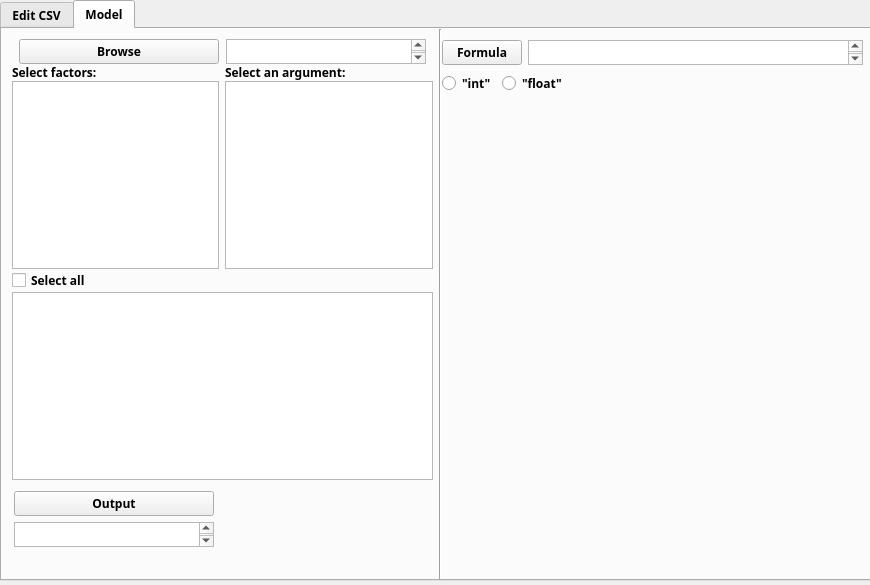
First picture: the form in src/raw/gui_model_raw.ui, repository Birewon/Augur, before the edit.
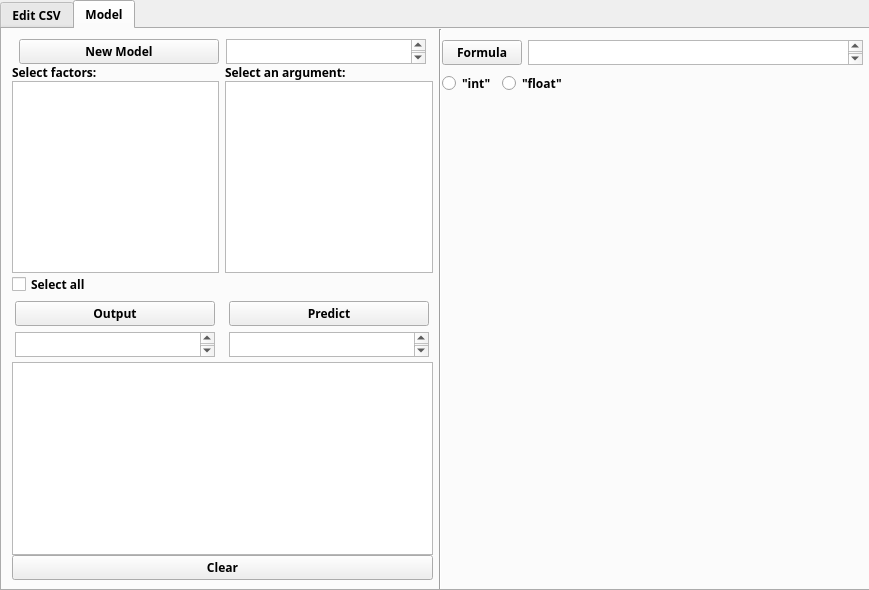
Second picture: the form after the edit.

Commit message:
Basic interface for model field
1. Redirecting print and warnings to STATUS_TEXT and STATUS_TEXT_MODEL
2. New buttons: browse_new_model, output_model, predict_model
3. New raw.ui (with model field)

```diff
--- a/src/raw/gui_model_raw.ui
+++ b/src/raw/gui_model_raw.ui
@@ -9,8 +9,8 @@
    <rect>
     <x>0</x>
     <y>0</y>
-    <width>870</width>
-    <height>585</height>
+    <width>869</width>
+    <height>590</height>
    </rect>
   </property>
   <property name="font">
@@ -37,7 +37,7 @@
       <x>0</x>
       <y>0</y>
       <width>871</width>
-      <height>581</height>
+      <height>591</height>
      </rect>
     </property>
     <property name="cursor">
@@ -487,20 +487,20 @@
         <x>430</x>
         <y>0</y>
         <width>16</width>
-        <height>551</height>
+        <height>561</height>
        </rect>
       </property>
       <property name="orientation">
        <enum>Qt::Vertical</enum>
       </property>
      </widget>
-     <widget class="QWidget" name="">
+     <widget class="QWidget" name="layoutWidget">
       <property name="geometry">
        <rect>
         <x>10</x>
         <y>10</y>
         <width>421</width>
-        <height>441</height>
+        <height>541</height>
        </rect>
       </property>
       <layout class="QGridLayout" name="gridLayout_9">
@@ -510,20 +510,94 @@
        <property name="verticalSpacing">
         <number>0</number>
        </property>
-       <item row="1" column="0">
-        <layout class="QGridLayout" name="gridLayout">
+       <item row="3" column="0">
+        <layout class="QGridLayout" name="gridLayout_13">
+         <property name="topMargin">
+          <number>5</number>
+         </property>
+         <property name="bottomMargin">
+          <number>5</number>
+         </property>
+         <property name="verticalSpacing">
+          <number>6</number>
+         </property>
          <item row="0" column="0">
-          <widget class="QLabel" name="model_label_factors">
+          <widget class="QPushButton" name="model_button_output">
+           <property name="maximumSize">
+            <size>
+             <width>200</width>
+             <height>25</height>
+            </size>
+           </property>
            <property name="text">
-            <string>Select factors:</string>
+            <string>Output</string>
            </property>
           </widget>
          </item>
          <item row="1" column="0">
-          <widget class="QListWidget" name="model_listwidget_factors"/>
+          <widget class="QPlainTextEdit" name="model_plaintext_output">
+           <property name="maximumSize">
+            <size>
+             <width>200</width>
+             <height>25</height>
+            </size>
+           </property>
+           <property name="cursor" stdset="0">
+            <cursorShape>ForbiddenCursor</cursorShape>
+           </property>
+           <property name="readOnly">
+            <bool>true</bool>
+           </property>
+          </widget>
          </item>
         </layout>
        </item>
+       <item row="0" column="0" colspan="2">
+        <layout class="QGridLayout" name="gridLayout_8">
+         <property name="sizeConstraint">
+          <enum>QLayout::SetNoConstraint</enum>
+         </property>
+         <item row="0" column="1">
+          <widget class="QPlainTextEdit" name="model_plaintext_browse_new_model">
+           <property name="maximumSize">
+            <size>
+             <width>200</width>
+             <height>25</height>
+            </size>
+           </property>
+           <property name="cursor" stdset="0">
+            <cursorShape>ForbiddenCursor</cursorShape>
+           </property>
+           <property name="readOnly">
+            <bool>true</bool>
+           </property>
+          </widget>
+         </item>
+         <item row="0" column="0">
+          <widget class="QPushButton" name="model_button_browse_new_model">
+           <property name="maximumSize">
+            <size>
+             <width>200</width>
+             <height>25</height>
+            </size>
+           </property>
+           <property name="text">
+            <string>New Model</string>
+           </property>
+          </widget>
+         </item>
+        </layout>
+       </item>
+       <item row="2" column="0">
+        <widget class="QCheckBox" name="model_checkbox_select_all">
+         <property name="enabled">
+          <bool>true</bool>
+         </property>
+         <property name="text">
+          <string>Select all</string>
+         </property>
+        </widget>
+       </item>
        <item row="1" column="1">
         <layout class="QGridLayout" name="gridLayout_5">
          <item row="0" column="0">
@@ -538,87 +612,79 @@
          </item>
         </layout>
        </item>
-       <item row="2" column="0">
-        <widget class="QCheckBox" name="model_checkbox_select_all">
-         <property name="enabled">
-          <bool>true</bool>
-         </property>
-         <property name="text">
-          <string>Select all</string>
-         </property>
-        </widget>
-       </item>
-       <item row="3" column="0" colspan="2">
-        <widget class="QPlainTextEdit" name="model_status"/>
-       </item>
-       <item row="0" column="0" colspan="2">
-        <layout class="QGridLayout" name="gridLayout_8">
-         <property name="sizeConstraint">
-          <enum>QLayout::SetNoConstraint</enum>
-         </property>
-         <item row="0" column="1">
-          <widget class="QPlainTextEdit" name="model_plaintext_browse">
-           <property name="maximumSize">
-            <size>
-             <width>200</width>
-             <height>25</height>
-            </size>
-           </property>
-          </widget>
-         </item>
-         <item row="0" column="0">
-          <widget class="QPushButton" name="model_button_browse">
-           <property name="maximumSize">
-            <size>
-             <width>200</width>
-             <height>25</height>
-            </size>
-           </property>
-           <property name="text">
-            <string>Browse</string>
-           </property>
-          </widget>
-         </item>
-        </layout>
-       </item>
-      </layout>
-     </widget>
-     <widget class="QWidget" name="">
-      <property name="geometry">
-       <rect>
-        <x>11</x>
-        <y>462</y>
-        <width>202</width>
-        <height>57</height>
-       </rect>
-      </property>
-      <layout class="QGridLayout" name="gridLayout_13">
-       <item row="0" column="0">
-        <widget class="QPushButton" name="model_button_output">
-         <property name="maximumSize">
-          <size>
-           <width>200</width>
-           <height>25</height>
-          </size>
-         </property>
-         <property name="text">
-          <string>Output</string>
-         </property>
-        </widget>
-       </item>
        <item row="1" column="0">
-        <widget class="QPlainTextEdit" name="model_plaintext_output">
-         <property name="maximumSize">
-          <size>
-           <width>200</width>
-           <height>25</height>
-          </size>
+        <layout class="QGridLayout" name="gridLayout">
+         <item row="0" column="0">
+          <widget class="QLabel" name="model_label_factors">
+           <property name="text">
+            <string>Select factors:</string>
+           </property>
+          </widget>
+         </item>
+         <item row="1" column="0">
+          <widget class="QListWidget" name="model_listwidget_factors"/>
+         </item>
+        </layout>
+       </item>
+       <item row="3" column="1">
+        <layout class="QGridLayout" name="gridLayout_17" rowstretch="0,0" columnstretch="0">
+         <property name="topMargin">
+          <number>5</number>
+         </property>
+         <property name="bottomMargin">
+          <number>5</number>
+         </property>
+         <property name="spacing">
+          <number>6</number>
+         </property>
+         <item row="0" column="0">
+          <widget class="QPushButton" name="model_button_browse_predict">
+           <property name="maximumSize">
+            <size>
+             <width>200</width>
+             <height>25</height>
+            </size>
+           </property>
+           <property name="text">
+            <string>Predict</string>
+           </property>
+          </widget>
+         </item>
+         <item row="1" column="0">
+          <widget class="QPlainTextEdit" name="model_plaintext_predict_path">
+           <property name="maximumSize">
+            <size>
+             <width>200</width>
+             <height>25</height>
+            </size>
+           </property>
+           <property name="cursor" stdset="0">
+            <cursorShape>ForbiddenCursor</cursorShape>
+           </property>
+           <property name="readOnly">
+            <bool>true</bool>
+           </property>
+          </widget>
+         </item>
+        </layout>
+       </item>
+       <item row="4" column="0" colspan="2">
+        <widget class="QPlainTextEdit" name="model_status">
+         <property name="readOnly">
+          <bool>true</bool>
+         </property>
+        </widget>
+       </item>
+       <item row="5" column="0" colspan="2">
+        <widget class="QPushButton" name="model_clear">
+         <property name="text">
+          <string>Clear</string>
          </property>
         </widget>
        </item>
       </layout>
      </widget>
-     <widget class="QWidget" name="">
+     <widget class="QWidget" name="layoutWidget">
       <property name="geometry">
        <rect>
         <x>440</x>
```
Left out of the diff: 3 changed lines with no effect on the pictures. The commit also changes 4 other files.
